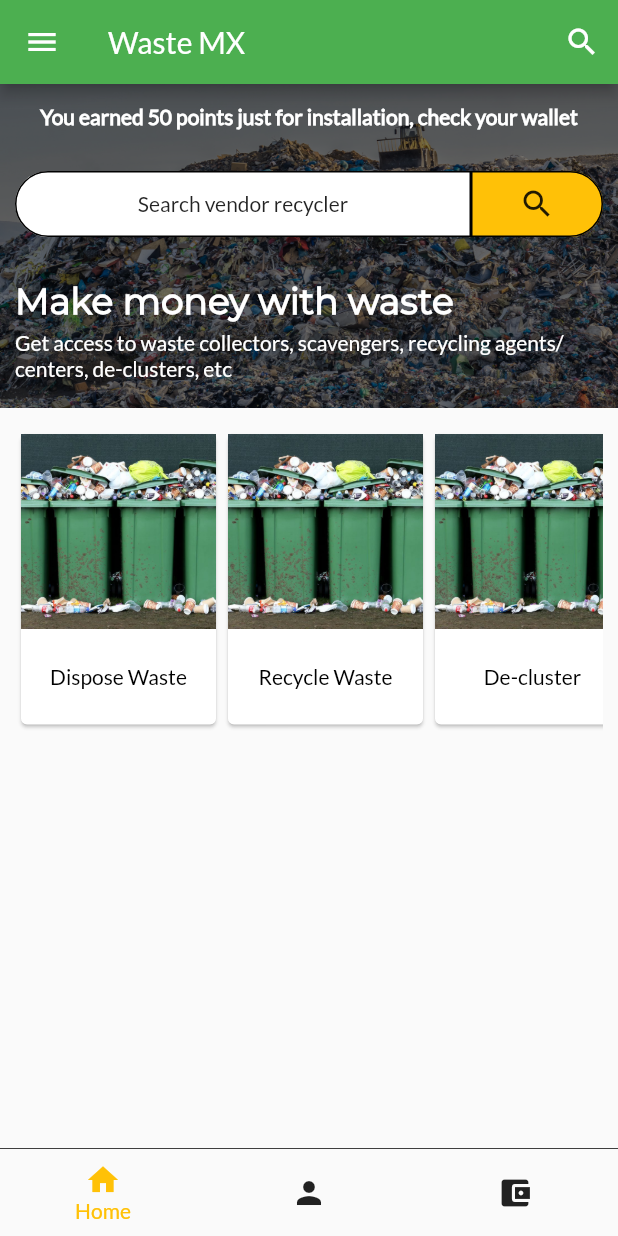
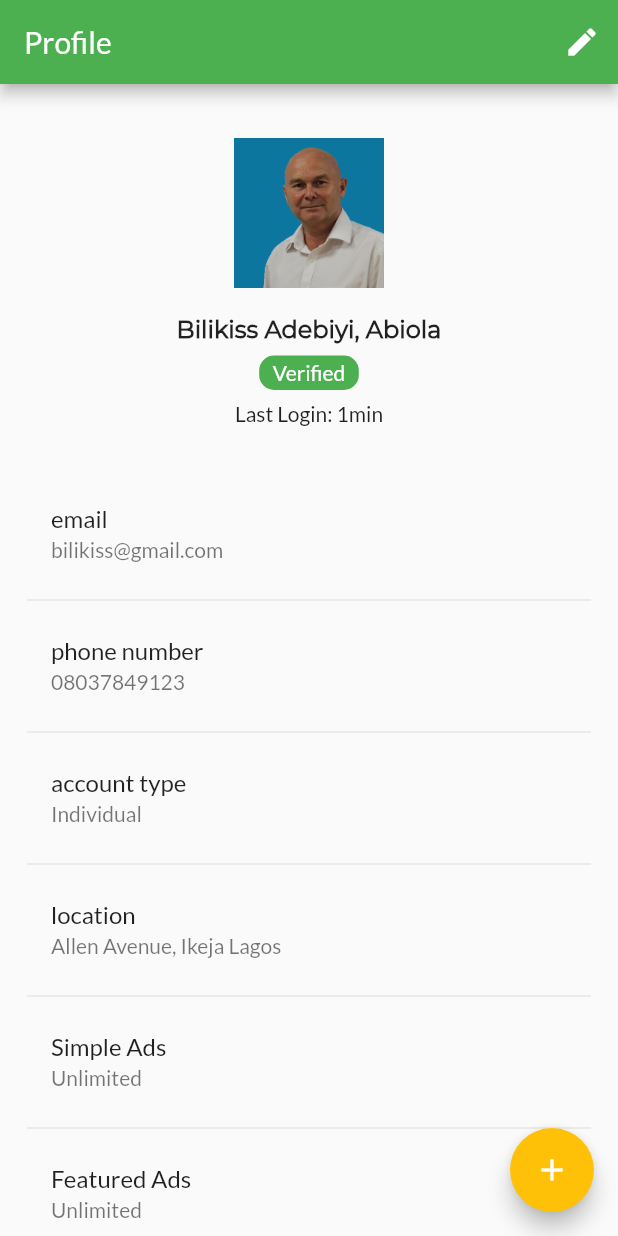
Before and after one commit to elishaking/waste_mx, a Flutter app: the screen it shows after launch, on a phone screen of 412 x 824 dp. Run offline on Flutter 3.47's test engine with Material 2 defaults, Android fonts, the phone set to English and light mode, and no system bars.

Commit message:
implemented profile page

```diff
--- a/lib/main.dart
+++ b/lib/main.dart
@@ -4,6 +4,7 @@ import './pages/login.dart';
 import './pages/signup.dart';
 import './pages/home.dart';
 import './pages/search.dart';
+import './pages/profile.dart';
 
 void main() => runApp(MyApp());
 
@@ -19,12 +20,13 @@ class MyApp extends StatelessWidget {
         buttonColor: Colors.amber,
         fontFamily: 'Lato'
       ),
-      home: HomePage(),
+      home: ProfilePage(),
       routes: {
         'login': (BuildContext context) => LoginPage(),
         'signup': (BuildContext context) => SignUpPage(),
         'home': (BuildContext context) => HomePage(),
-        'search': (BuildContext context) => SearchPage()
+        'search': (BuildContext context) => SearchPage(),
+        'profile': (BuildContext context) => ProfilePage(),
       }
     );
   }
--- /dev/null
+++ b/lib/pages/profile.dart
@@ -0,0 +1,124 @@
+import 'package:flutter/material.dart';
+
+class ProfilePage extends StatelessWidget{
+  @override
+  Widget build(BuildContext context) {
+    final double deviceWidth = MediaQuery.of(context).size.width;
+
+    return Scaffold(
+      appBar: AppBar(
+        title: Text('Profile'),
+        actions: <Widget>[
+          IconButton(
+            icon: Icon(Icons.edit),
+            onPressed: (){
+
+            },
+          )
+        ],
+      ),
+      body: Container(
+        width: deviceWidth,
+        child: SingleChildScrollView(
+          child: Container(
+            margin: EdgeInsets.symmetric(vertical: 36, horizontal: 18),
+            child: Column(
+              children: <Widget>[
+                Container(
+                  padding: EdgeInsets.only(bottom: 18),
+                  child: CircleAvatar(
+                    child: Image(image: AssetImage('assets/profile.png')),
+                    radius: 50,
+                  ),
+                ),
+                Container(
+                  margin: EdgeInsets.only(bottom: 18),
+                  child: Column(
+                    children: <Widget>[
+                      Text('Bilikiss Adebiyi, Abiola', style: TextStyle(
+                        fontFamily: 'Montserrat',
+                        fontWeight: FontWeight.bold,
+                        fontSize: 16,
+                      ),),
+                      Container(
+                        padding: EdgeInsets.symmetric(vertical: 3, horizontal: 9),
+                        margin: EdgeInsets.symmetric(vertical: 7,),
+                        decoration: BoxDecoration(
+                          color: Theme.of(context).primaryColor,
+                          borderRadius: BorderRadius.circular(10)
+                        ),
+                        child: Text('Verified', style: TextStyle(
+                          color: Colors.white
+                        ),),
+                      ),
+                      Text('Last Login: 1min'),
+                      /*Row(
+                      children: <Widget>[
+                        Text('250,000')
+                      ],
+                    )*/
+                    ],
+                  ),
+                ),
+                Container(
+                  margin: EdgeInsets.only(top: 18),
+                  child: Column(
+                    children: <Widget>[
+                      ListTile(
+                        title: Text('email'),
+                        subtitle: Text('bilikiss@gmail.com'),
+                      ),
+                      Divider(),
+                      ListTile(
+                        title: Text('phone number'),
+                        subtitle: Text('08037849123'),
+                      ),
+                      Divider(),
+                      ListTile(
+                        title: Text('account type'),
+                        subtitle: Text('Individual'),
+                      ),
+                      Divider(),
+                      ListTile(
+                        title: Text('location'),
+                        subtitle: Text('Allen Avenue, Ikeja Lagos'),
+                      ),
+                      Divider(),
+                      ListTile(
+                        title: Text('Simple Ads'),
+                        subtitle: Text('Unlimited'),
+                      ),
+                      Divider(),
+                      ListTile(
+                        title: Text('Featured Ads'),
+                        subtitle: Text('Unlimited'),
+                      ),
+                      Divider(),
+                      ListTile(
+                        title: Text('Expiration Date'),
+                        subtitle: Text('12/03/2020 2.30PM'),
+                      ),
+                      Divider(),
+                      ListTile(
+                        title: Text('3.493.939'),
+                        subtitle: Text('Unlimited'),
+                      ),
+                    ],
+                  ),
+                )
+              ],
+            ),
+          ),
+        ),
+      ),
+      floatingActionButton: FloatingActionButton(
+        child: Icon(Icons.add),
+        foregroundColor: Colors.white,
+        onPressed: (){
+
+        },
+      ),
+    );
+  }
+
+}
--- a/pubspec.yaml
+++ b/pubspec.yaml
@@ -50,6 +50,7 @@ flutter:
   - assets/twitter.png
   - assets/waste_home.jpg
   - assets/dispose.jpg
+  - assets/profile.png
 
   # An image asset can refer to one or more resolution-specific "variants", see
   # https://flutter.io/assets-and-images/#resolution-aware.
```
Also changed, not shown: assets/profile.png (added).
